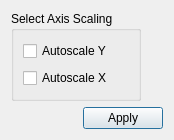
First picture: the form in graphsettingsdialog.ui, repository cjwhome/2bTouch, before the edit.
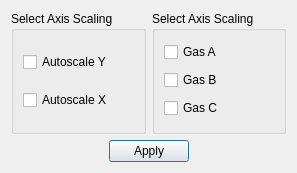
Second picture: the form after the edit.

Diff of the .ui file:
```diff
--- a/graphsettingsdialog.ui
+++ b/graphsettingsdialog.ui
@@ -6,14 +6,67 @@
    <rect>
     <x>0</x>
     <y>0</y>
-    <width>174</width>
-    <height>140</height>
+    <width>297</width>
+    <height>173</height>
    </rect>
   </property>
   <property name="windowTitle">
    <string>Settings</string>
   </property>
   <layout class="QGridLayout" name="gridLayout_3">
+   <item row="0" column="0">
+    <widget class="QGroupBox" name="selectBox">
+     <property name="title">
+      <string>Select Axis Scaling</string>
+     </property>
+     <layout class="QGridLayout" name="gridLayout">
+      <item row="0" column="0">
+       <widget class="QCheckBox" name="autoscaleYcheckbox">
+        <property name="text">
+         <string>Autoscale Y</string>
+        </property>
+       </widget>
+      </item>
+      <item row="1" column="0">
+       <widget class="QCheckBox" name="autoscaleXcheckbox">
+        <property name="text">
+         <string>Autoscale X</string>
+        </property>
+       </widget>
+      </item>
+     </layout>
+    </widget>
+   </item>
+   <item row="0" column="1">
+    <widget class="QGroupBox" name="selectBox_2">
+     <property name="title">
+      <string>Select Axis Scaling</string>
+     </property>
+     <layout class="QGridLayout" name="gridLayout_2">
+      <item row="0" column="0">
+       <widget class="QCheckBox" name="gasAButton">
+        <property name="text">
+         <string>Gas A</string>
+        </property>
+       </widget>
+      </item>
+      <item row="2" column="0">
+       <widget class="QCheckBox" name="autoscaleXcheckbox_2">
+        <property name="text">
+         <string>Gas C</string>
+        </property>
+       </widget>
+      </item>
+      <item row="1" column="0">
+       <widget class="QCheckBox" name="checkBox">
+        <property name="text">
+         <string>Gas B</string>
+        </property>
+       </widget>
+      </item>
+     </layout>
+    </widget>
+   </item>
    <item row="1" column="0" colspan="2">
     <layout class="QHBoxLayout" name="horizontalLayout">
      <item>
@@ -23,7 +76,7 @@
        </property>
        <property name="sizeHint" stdset="0">
         <size>
-         <width>96</width>
+         <width>40</width>
          <height>20</height>
         </size>
        </property>
@@ -36,31 +89,21 @@
        </property>
       </widget>
      </item>
+     <item>
+      <spacer name="horizontalSpacer_2">
+       <property name="orientation">
+        <enum>Qt::Horizontal</enum>
+       </property>
+       <property name="sizeHint" stdset="0">
+        <size>
+         <width>40</width>
+         <height>20</height>
+        </size>
+       </property>
+      </spacer>
+     </item>
     </layout>
    </item>
-   <item row="0" column="0">
-    <widget class="QGroupBox" name="selectBox">
-     <property name="title">
-      <string>Select Axis Scaling</string>
-     </property>
-     <layout class="QGridLayout" name="gridLayout">
-      <item row="0" column="0">
-       <widget class="QCheckBox" name="autoscaleYcheckbox">
-        <property name="text">
-         <string>Autoscale Y</string>
-        </property>
-       </widget>
-      </item>
-      <item row="1" column="0">
-       <widget class="QCheckBox" name="autoscaleXcheckbox">
-        <property name="text">
-         <string>Autoscale X</string>
-        </property>
-       </widget>
-      </item>
-     </layout>
-    </widget>
-   </item>
   </layout>
  </widget>
  <resources/>
```
